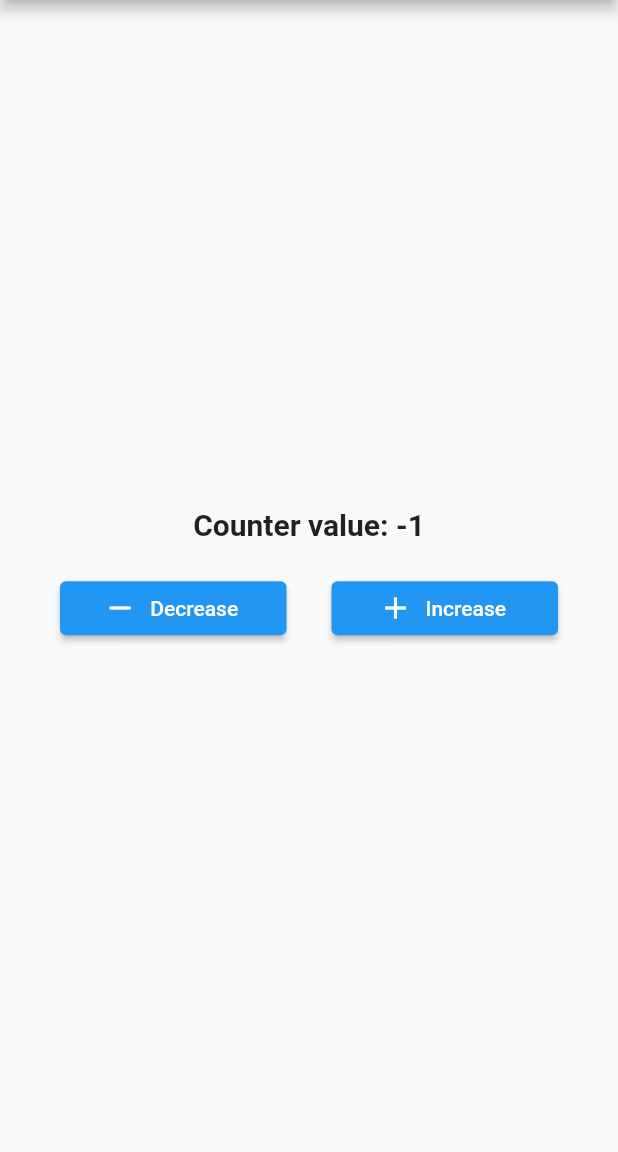
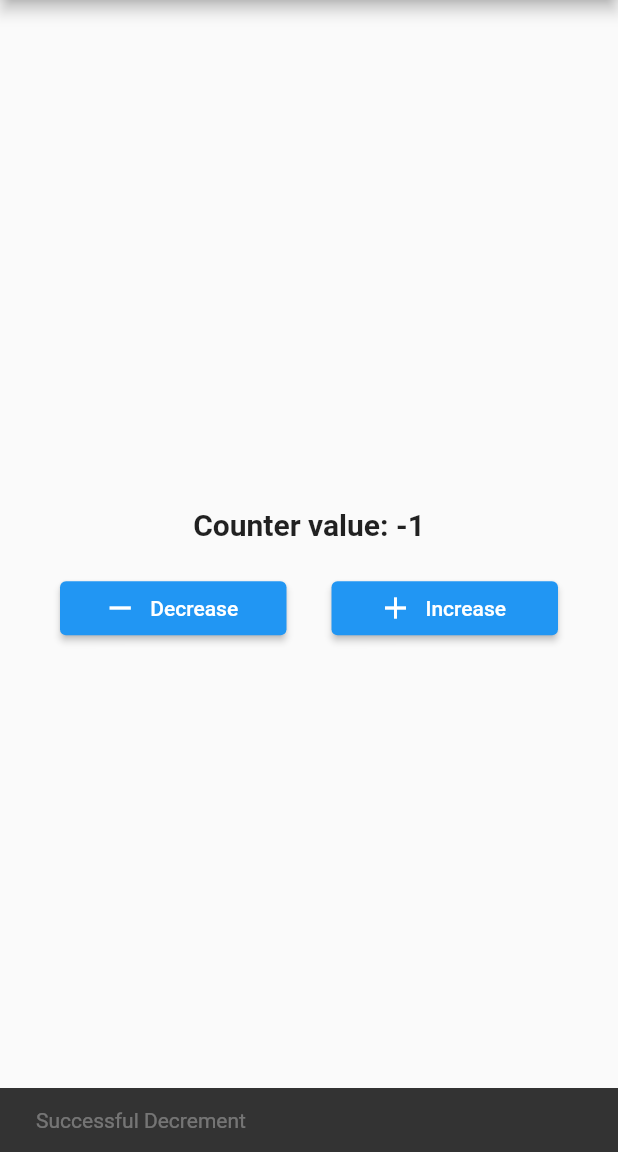
Before and after one commit to arorajasman/counter_app_using_bloc, a Flutter app: the HomeScreen screen opened directly, after a tap on "Decrease", on a phone screen of 412 x 824 dp, the part 84-1236 px from its top. Run offline on Flutter 3.47's test engine with Material 2 defaults, Android fonts, the phone set to English and light mode, and no system bars; our stand-ins replace bloc, equatable, flutter_bloc, hydrated_bloc.

Commit message:
added the completed project

```diff
--- a/lib/bloc/bloc_exports.dart
+++ b/lib/bloc/bloc_exports.dart
@@ -1,4 +1,5 @@
 // barel file
 export 'package:flutter_bloc/flutter_bloc.dart';
+export 'package:hydrated_bloc/hydrated_bloc.dart';
 export './counter/counter_bloc.dart';
 export './bloc_observer.dart';
--- a/lib/bloc/counter/counter_bloc.dart
+++ b/lib/bloc/counter/counter_bloc.dart
@@ -1,10 +1,12 @@
-import 'package:bloc/bloc.dart';
+import 'package:counter_app_bloc/bloc/bloc_exports.dart';
 import 'package:equatable/equatable.dart';
 
 part 'counter_event.dart';
 part 'counter_state.dart';
 
-class CounterBloc extends Bloc<CounterEvent, CounterState> {
+// using HydratedBloc rather than normal bloc to persist the data in the app
+// using local storage
+class CounterBloc extends HydratedBloc<CounterEvent, CounterState> {
   // in the code below the initial value will come from CounterInitial() instance and
   // is set to 0
   CounterBloc() : super(const CounterInitial()) {
@@ -14,12 +16,13 @@ class CounterBloc extends Bloc<CounterEvent, CounterState> {
     on<CounterIncrementEvent>((event, emit) {
       // using the emit() method to emit the state when counter increment event occurs
 
-      // the emit() method takes CounterState() as input and in that we are passing
+      // the emit() method takes CounterState() as iEnput and in that we are passing
       // state.counterValue + 1 to increment the value of counterValue state by 1
       // on CounterIncrement event
-      emit(CounterState(counterValue: state.counterValue + 1));
+
+      // emitting the IncrementState with incrementValue
+      emit(IncrementState(incrementedValue: state.counterValue + 1));
     });
-
 
     // the code below will execute on counter decrement event
     on<CounterDecrementEvent>((event, emit) {
@@ -28,7 +31,54 @@ class CounterBloc extends Bloc<CounterEvent, CounterState> {
       // the emit() method takes CounterState() as input and in that we are passing
       // state.counterValue - 1 to decrement the value of counterValue state by 1
       // on CounterDecrement event
-      emit(CounterState(counterValue: state.counterValue - 1));
+
+      // emitting DecrementState with Decremented value
+      emit(DecrementState(decrementValue: state.counterValue - 1));
     });
   }
+
+  @override
+  CounterState? fromJson(Map<String, dynamic> json) {
+    // using the fromMap() method from the CounterState and passing the
+    // json as input to convert the json data to dart object
+    return CounterState.fromMap(json);
+  }
+
+  @override
+  Map<String, dynamic>? toJson(CounterState state) {
+    // using the toMap() method from state instace to convert the data to state
+    return state.toMap();
+  }
 }
+
+// class CounterBloc extends Bloc<CounterEvent, CounterState> {
+//   // in the code below the initial value will come from CounterInitial() instance and
+//   // is set to 0
+//   CounterBloc() : super(const CounterInitial()) {
+//     // The Code below is used to convert the counter events to counter states
+
+//     // the code below will execute on counter increment event
+//     on<CounterIncrementEvent>((event, emit) {
+//       // using the emit() method to emit the state when counter increment event occurs
+
+//       // the emit() method takes CounterState() as input and in that we are passing
+//       // state.counterValue + 1 to increment the value of counterValue state by 1
+//       // on CounterIncrement event
+
+//       // emitting the IncrementState with incrementValue
+//       emit(IncrementState(incrementedValue: state.counterValue + 1));
+//     });
+
+//     // the code below will execute on counter decrement event
+//     on<CounterDecrementEvent>((event, emit) {
+//       // using the emit() method to emit the state when counter decrement event occurs
+
+//       // the emit() method takes CounterState() as input and in that we are passing
+//       // state.counterValue - 1 to decrement the value of counterValue state by 1
+//       // on CounterDecrement event
+
+//       // emitting DecrementState with Decremented value
+//       emit(DecrementState(decrementValue: state.counterValue - 1));
+//     });
+//   }
+// }
--- a/lib/bloc/counter/counter_state.dart
+++ b/lib/bloc/counter/counter_state.dart
@@ -1,3 +1,5 @@
+// ignore_for_file: public_member_api_docs, sort_constructors_first
+
 part of 'counter_bloc.dart';
 
 // contains all the states for the Counter bloc
@@ -11,11 +13,42 @@ class CounterState extends Equatable {
   // passing the counterValue to the props
   @override
   List<Object> get props => [counterValue];
+
+  // the method below is generated from dart data class generator extension
+  Map<String, dynamic> toMap() {
+    return <String, dynamic>{
+      'counterValue': counterValue,
+    };
+  }
+
+  // the method below is generated from dart data class generator extension
+  factory CounterState.fromMap(Map<String, dynamic> map) {
+    return CounterState(
+      counterValue: map['counterValue'] as int,
+    );
+  }
 }
 
+// initial state for counter values
 class CounterInitial extends CounterState {
   // initializing the counterValue variable and assigning the initial value as 0
 
   // the code below is used to create the initial state for the CounterValue variable
   const CounterInitial() : super(counterValue: 0);
 }
+
+// increment state to be used when increment state is emitted
+class IncrementState extends CounterState {
+  // the increment state recieves the incrementedValue value as input and
+  // using the super() method to assing that to the counterValue
+  const IncrementState({required int incrementedValue})
+      : super(counterValue: incrementedValue);
+}
+
+// decrement state to used when decrement state is emiited
+class DecrementState extends CounterState {
+  // the decrement state recieves the decrementValue value as input and
+  // using the super() method to assing that to the counterValue
+  const DecrementState({required int decrementValue})
+      : super(counterValue: decrementValue);
+}
--- a/lib/screen/home_screen.dart
+++ b/lib/screen/home_screen.dart
@@ -15,22 +15,69 @@ class HomeScreen extends StatelessWidget {
         child: Column(
           mainAxisAlignment: MainAxisAlignment.center,
           children: [
-             BlocListener<CounterBloc, CounterState>(
+            // // the bloc listener listen to the changes in the state
+            // BlocListener<CounterBloc, CounterState>(
+            //   listener: (context, state) {
+            //     // the code below is used to check that if the state is
+            //     // increment state then showing the snackbar
+            //     if (state is IncrementState) {
+            //       ScaffoldMessenger.of(context).showSnackBar(const SnackBar(
+            //         content: Text("Successful Increment"),
+            //         duration: Duration(milliseconds: 300),
+            //       ));
+            //     } else if (state is DecrementState) {
+            //       ScaffoldMessenger.of(context).showSnackBar(const SnackBar(
+            //         content: Text("Successful Decrement"),
+            //         duration: Duration(milliseconds: 300),
+            //       ));
+            //     }
+            //   },
+            //   child: Center(
+            //       // using the BlocBuilder widget of type <CounterBloc,CounterState>
+            //       // to listen to the state changes in the Counter Bloc
+            //       child: BlocBuilder<CounterBloc, CounterState>(
+            //     builder: (context, state) {
+            //       // getting access to the counterValue using the state
+            //       return Text(
+            //         'Counter value: ${state.counterValue}',
+            //         style: const TextStyle(
+            //             fontSize: 20, fontWeight: FontWeight.bold),
+            //       );
+            //     },
+            //   )),
+            // ),
+
+            // the bloc listener listen to the changes in the state
+            Center(
+                // using the BlocConsumer widget of type <CounterBloc,CounterState>
+                // to listen to the state changes in the Counter Bloc and build the
+                // widget according to the state changes
+                child: BlocConsumer<CounterBloc, CounterState>(
               listener: (context, state) {
+                // the code below is used to check that if the state is
+                // increment state then showing the snackbar
+                if (state is IncrementState) {
+                  ScaffoldMessenger.of(context).showSnackBar(const SnackBar(
+                    content: Text("Successful Increment"),
+                    duration: Duration(milliseconds: 300),
+                  ));
+                } else if (state is DecrementState) {
+                  ScaffoldMessenger.of(context).showSnackBar(const SnackBar(
+                    content: Text("Successful Decrement"),
+                    duration: Duration(milliseconds: 300),
+                  ));
+                }
               },
-               child: Center(
-                           // using the BlocBuilder widget of type <CounterBloc,CounterState>
-                           // to listen to the state changes in the Counter Bloc
-                             child: BlocBuilder<CounterBloc, CounterState>(
               builder: (context, state) {
                 // getting access to the counterValue using the state
-                                 return  Text(
+                return Text(
                   'Counter value: ${state.counterValue}',
-                                           style: const TextStyle(fontSize: 20, fontWeight: FontWeight.bold),
+                  style: const TextStyle(
+                      fontSize: 20, fontWeight: FontWeight.bold),
                 );
               },
             )),
-             ),
+
             const SizedBox(
               height: 20,
             ),
@@ -45,7 +92,9 @@ class HomeScreen extends StatelessWidget {
                       // from the counterBloc and using the add() method and passing the
                       // CounterDecrementEvent() to trigger the event that will decrease
                       // the value of state.CounterValue by 1
-                      onPressed: () => context.read<CounterBloc>().add(CounterDecrementEvent()),
+                      onPressed: () => context
+                          .read<CounterBloc>()
+                          .add(CounterDecrementEvent()),
                       icon: const Icon(Icons.remove),
                       label: const Text('Decrease'),
                     ),
@@ -59,7 +108,9 @@ class HomeScreen extends StatelessWidget {
                       // from the counterBloc and using the add() method and passing the
                       // CounterIncrementEvent() to trigger the event that will  increase
                       // the value of state.CounterValue by 1
-                      onPressed: () => context.read<CounterBloc>().add(CounterIncrementEvent()),
+                      onPressed: () => context
+                          .read<CounterBloc>()
+                          .add(CounterIncrementEvent()),
                       icon: const Icon(Icons.add),
                       label: const Text('Increase'),
                     ),
--- a/pubspec.yaml
+++ b/pubspec.yaml
@@ -14,6 +14,8 @@ dependencies:
   flutter:
     sdk: flutter
   flutter_bloc: ^8.1.3
+  hydrated_bloc: ^9.1.2
+  path_provider: ^2.0.15
 
 dev_dependencies:
   flutter_lints: ^1.0.0
```
Also changed, not shown: lib/bloc/counter/counter_event.dart (+3 -4 lines), lib/main.dart (+17 -5 lines), pubspec.lock, 28 other files. Lines whose indentation alone changed are shown as unchanged.
